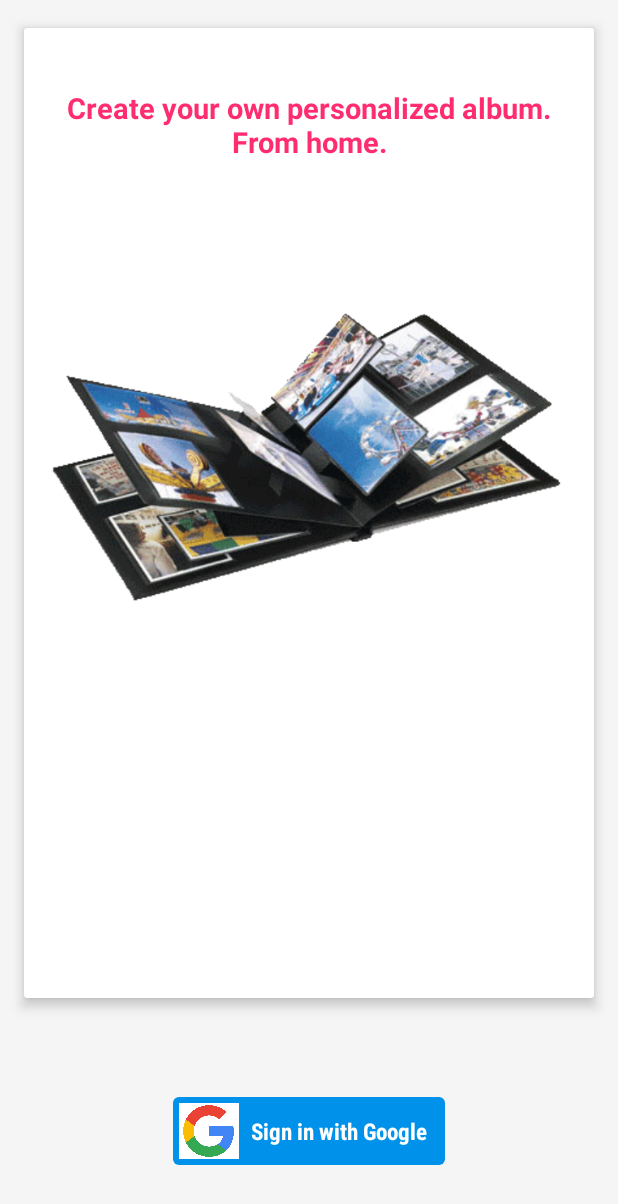
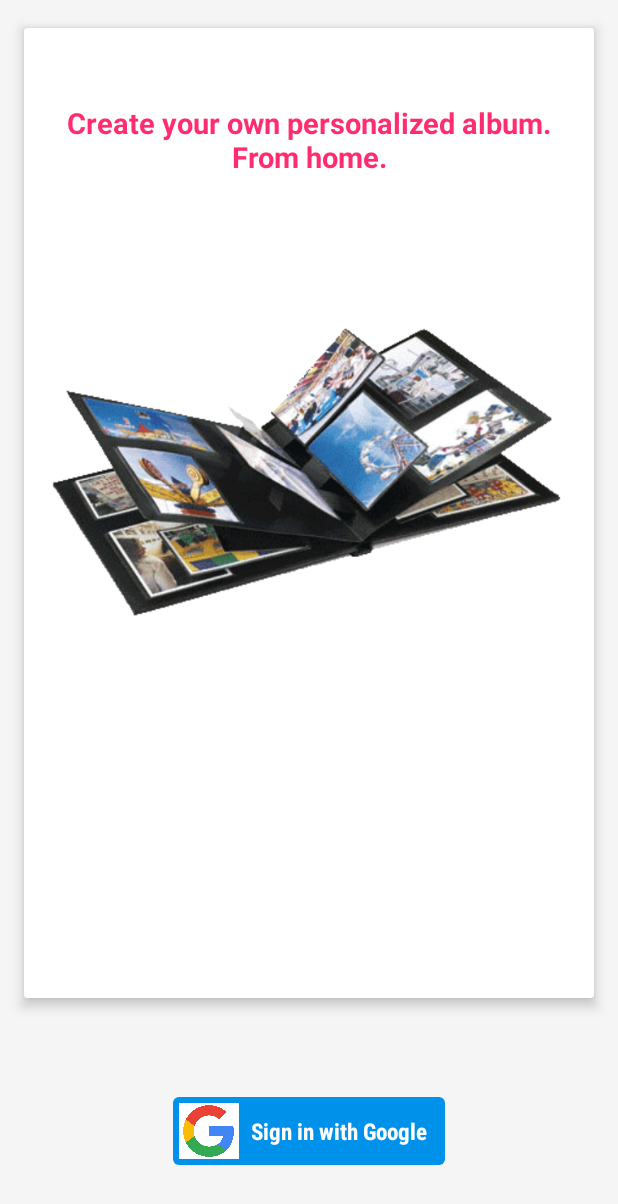
Before and after one commit to narmwarevrushali/album1, an Android app: the screen it shows after launch (LoginActivity), on a phone screen of 412 x 824 dp. Shown: the top 1204 px of the screen. Run offline under Robolectric (Android 15) with nearby library versions, the phone set to English and light mode, and no system bars; libraries missing offline, so code that uses them is left out: com.daimajia.androidanimations; pictures from the network do not load; 11 statements that could not run were skipped.

Commit message:
Second commit

```diff
--- a/app/src/main/res/layout/fragment_intro.xml
+++ b/app/src/main/res/layout/fragment_intro.xml
@@ -9,7 +9,7 @@
         android:layout_height="match_parent">
 
         <LinearLayout
-            android:layout_marginTop="20dp"
+            android:layout_marginTop="30dp"
             android:orientation="vertical"
             android:gravity="center"
             android:layout_width="match_parent"
```
